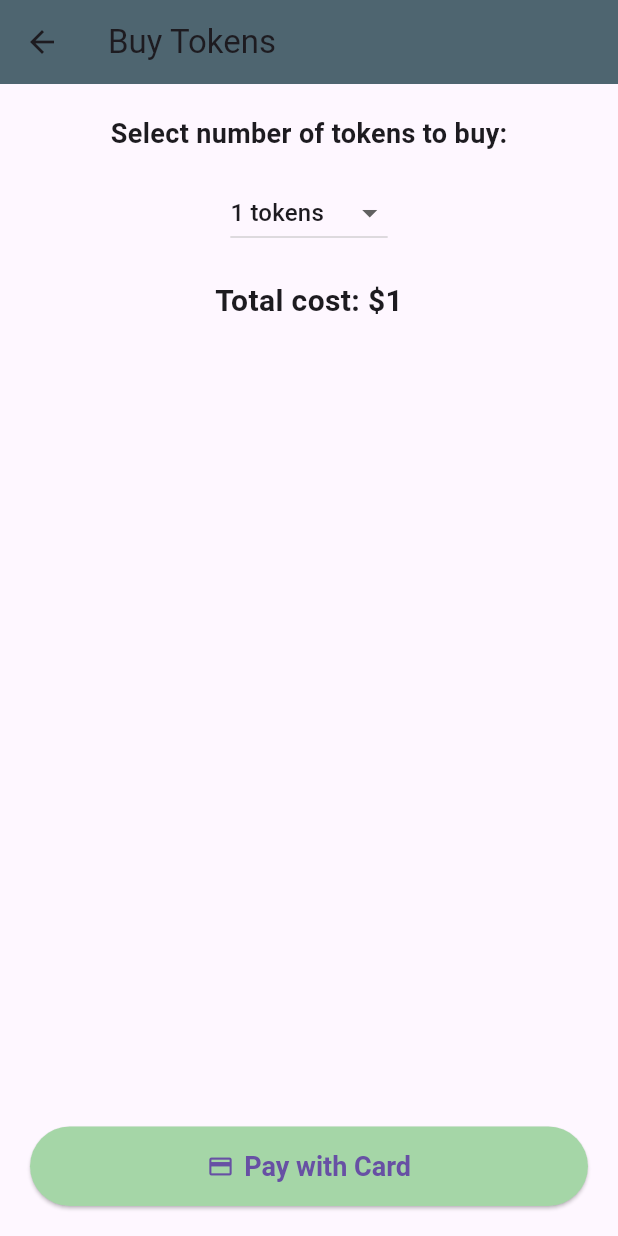
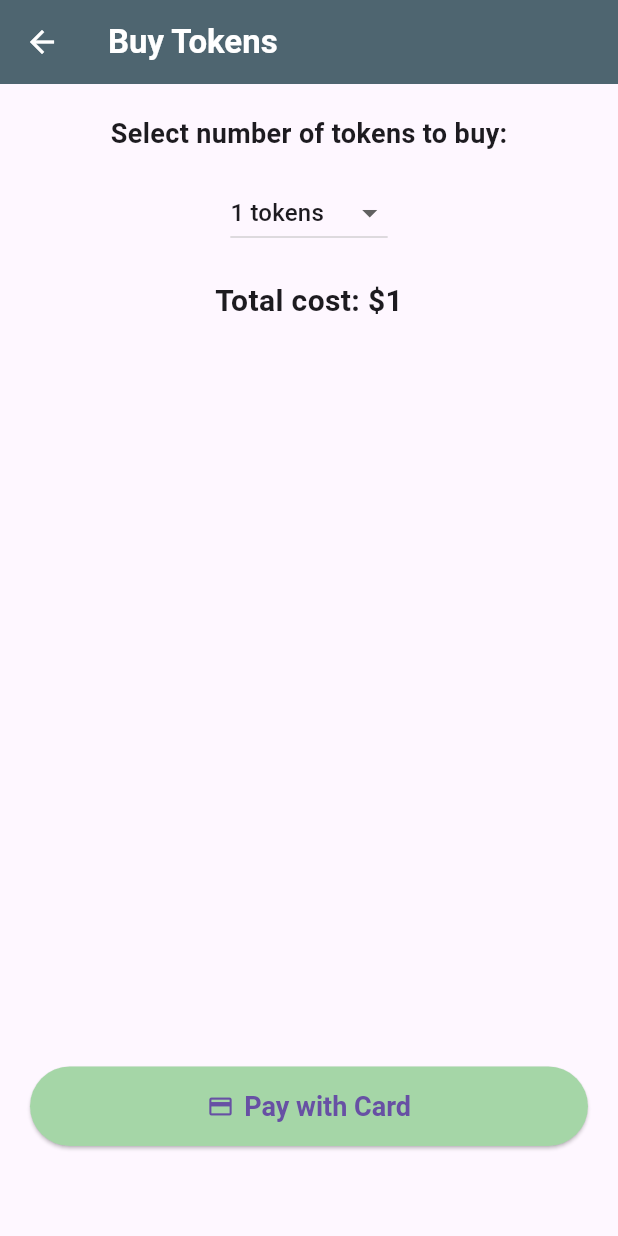
Before and after one commit to gobrianyu/dubhacks-25, a Flutter app: the TokenPurchasePage screen opened directly, on a phone screen of 412 x 824 dp. Run offline on Flutter 3.47's test engine with Material 3 defaults, Android fonts, the phone set to English and light mode, and no system bars; our stand-ins replace flutter_dotenv, table_calendar; missing offline and left inert: flutter_stripe; network calls fail.

Commit message:
final update

```diff
--- a/lib/views/home_page.dart
+++ b/lib/views/home_page.dart
@@ -75,7 +75,7 @@ class _HomePageState extends State<HomePage> {
             ),
           ),
         ),
-        title: const Text('Math Kids'),
+        title: const Text('Brain Bloom'),
         backgroundColor: nostalgicColors['sun'],
         centerTitle: false,
       ),
--- a/lib/views/redeem_card_page.dart
+++ b/lib/views/redeem_card_page.dart
@@ -18,6 +18,7 @@ class _RedeemCardPageState extends State<RedeemCardPage> {
   bool isLoading = false;
   String feedbackText = '';
   Map<String, dynamic>? cardInfo;
+  final String ipv4 = '10.18.60.85';
 
   Future<void> _redeemCard() async {
     final maxAmount = widget.accountManager.balance.tokenBalance + 100; // assume in cents or tokens
@@ -37,7 +38,7 @@ class _RedeemCardPageState extends State<RedeemCardPage> {
 
     try {
       final response = await http.post(
-        Uri.parse('http://10.0.83.32:8080/redeem-prepaid-card'),
+        Uri.parse('http://$ipv4:8080/redeem-prepaid-card'),
         headers: {'Content-Type': 'application/json'},
         body: json.encode({
           'name': widget.accountManager.username,
--- a/lib/views/token_purchase_page.dart
+++ b/lib/views/token_purchase_page.dart
@@ -11,6 +11,7 @@ class TokenPurchasePage extends StatefulWidget {
 }
 
 class _TokenPurchasePageState extends State<TokenPurchasePage> {
+  String ipv4 = '10.18.60.85';
   int _tokensToBuy = 1;
   bool _isLoading = false;
   String? _errorMessage;
@@ -23,7 +24,7 @@ class _TokenPurchasePageState extends State<TokenPurchasePage> {
 
     try {
       // 1. Create PaymentIntent on backend
-      final url = Uri.parse('http://10.0.83.32:8080/create-payment-intent');
+      final url = Uri.parse('http://$ipv4:8080/create-payment-intent');
       final response = await http.post(
         url,
         headers: {'Content-Type': 'application/json'},
@@ -95,8 +96,14 @@ class _TokenPurchasePageState extends State<TokenPurchasePage> {
 
     return Scaffold(
       appBar: AppBar(
-        title: const Text('Buy Tokens'),
+        title: const Text('Buy Tokens', style: TextStyle(color: Colors.white, fontWeight: FontWeight.bold)),
         backgroundColor: Color.fromARGB(255, 78, 101, 112),
+        leading: IconButton(
+          icon: const Icon(Icons.arrow_back, color: Colors.white),
+          onPressed: () {
+            Navigator.pop(context);
+          },
+        ),
       ),
       body: Padding(
         padding: const EdgeInsets.all(20),
@@ -147,6 +154,7 @@ class _TokenPurchasePageState extends State<TokenPurchasePage> {
                 ),
               ),
             ),
+            SizedBox(height: 40)
           ],
         ),
       ),
```
Also changed, not shown: lib/views/quiz_page.dart (+9 -4 lines), 1 other file.
